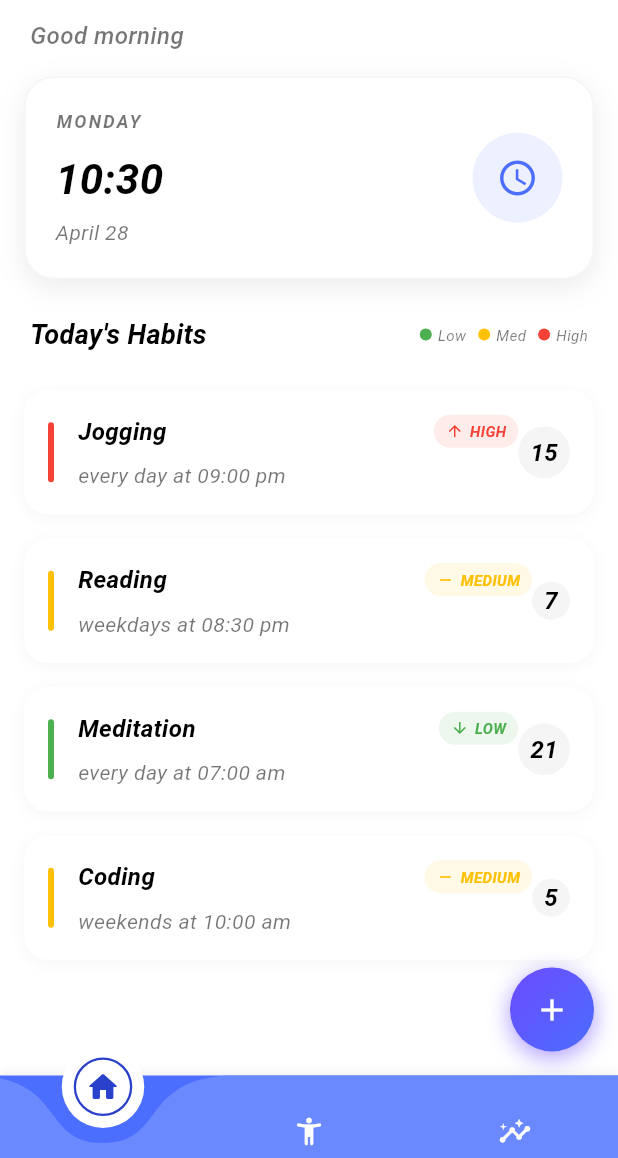
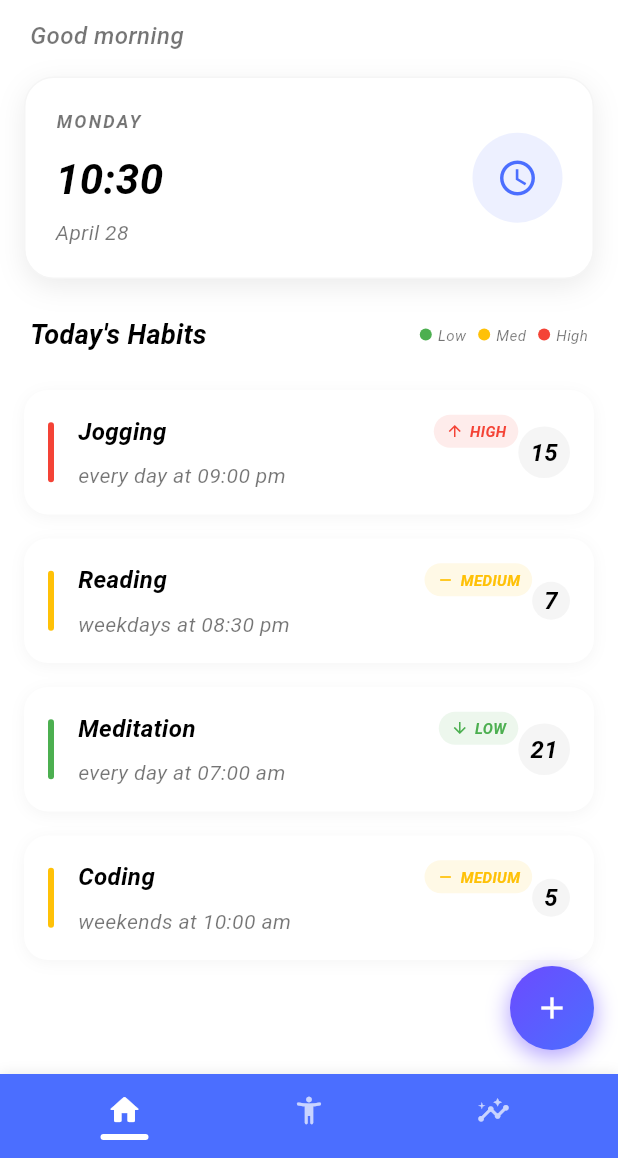
Before and after one commit to nabilrn/Momentum, a Flutter app: the screen it shows after launch, after a tap on "CONTINUE WITH GOOGLE", on a phone screen of 412 x 824 dp, the part 78-1236 px from its top. Run offline on Flutter 3.47's test engine with Material 3 defaults, Android fonts, the light colour scheme and no system bars; drawn by our look-alikes of curved_navigation_bar; our stand-ins replace page_transition.

Commit message:
Update bottom_navigation.dart

```diff
--- a/lib/presentation/widgets/bottom_navigation.dart
+++ b/lib/presentation/widgets/bottom_navigation.dart
@@ -1,11 +1,12 @@
 import 'package:flutter/material.dart';
-import 'package:curved_navigation_bar/curved_navigation_bar.dart';
 import 'package:momentum/core/theme/app_theme.dart';
 import '../services/navigation_service.dart';
+
 
 class BottomNavigation extends StatelessWidget {
  final int currentIndex;
  final Function(int) onTap;
+
 
  const BottomNavigation({
    super.key,
@@ -13,11 +14,12 @@ class BottomNavigation extends StatelessWidget {
    required this.onTap,
  });
 
+
  @override
  Widget build(BuildContext context) {
    final bool isDarkMode = AppTheme.isDarkMode(context);
    final primaryColor = const Color(0xFF4B6EFF);
-    final lightBlue = const Color(0xFF6B89FF);
+
 
    return Container(
      decoration: BoxDecoration(
@@ -30,20 +32,28 @@ class BottomNavigation extends StatelessWidget {
          ),
        ],
      ),
-      child: CurvedNavigationBar(
-        index: currentIndex,
-        height: 55.0, // Reduced height
-        items: [
-          _buildNavItem(Icons.home_rounded, 0, currentIndex, isDarkMode),
-          _buildNavItem(Icons.accessibility_new_rounded, 1, currentIndex, isDarkMode),
-          _buildNavItem(Icons.insights_rounded, 2, currentIndex, isDarkMode),
+     child: SafeArea(
+       top: false,
+       child: Row(
+         mainAxisAlignment: MainAxisAlignment.spaceEvenly,
+         children: [
+           _buildNavItem(context, Icons.home_rounded, 0, 'Home'),
+           _buildNavItem(context, Icons.accessibility_new_rounded, 1, 'Habits'),
+           _buildNavItem(context, Icons.insights_rounded, 2, 'Overview'),
          ],
-        color: isDarkMode ? const Color(0xFF252836) : lightBlue,
-        buttonBackgroundColor: isDarkMode ? primaryColor : Colors.white,
-        backgroundColor: Colors.transparent,
-        animationCurve: Curves.easeOutQuart,
-        animationDuration: const Duration(milliseconds: 300),
-        onTap: (index) {
+       ),
+     ),
+   );
+ }
+
+
+ Widget _buildNavItem(BuildContext context, IconData icon, int index, String label) {
+   final bool isDarkMode = AppTheme.isDarkMode(context);
+   final bool isSelected = index == currentIndex;
+
+
+   return InkWell(
+     onTap: () {
        onTap(index);
        switch (index) {
          case 0: NavigationService.navigateTo(context, '/home'); break;
@@ -51,28 +61,31 @@ class BottomNavigation extends StatelessWidget {
          case 2: NavigationService.navigateTo(context, '/overview'); break;
        }
      },
+     child: Container(
+       padding: const EdgeInsets.symmetric(vertical: 12, horizontal: 24),
+       child: Column(
+         mainAxisSize: MainAxisSize.min,
+         children: [
+           Icon(
+             icon,
+             size: isSelected ? 24 : 22,
+             color: isSelected
+                 ? (isDarkMode ? Colors.white : Colors.white)
+                 : (isDarkMode ? Colors.white70 : Colors.white.withOpacity(0.7)),
            ),
-    );
-  }
-
-  Widget _buildNavItem(IconData icon, int index, int currentIndex, bool isDarkMode) {
-    final bool isSelected = index == currentIndex;
-    final darkBlue = const Color(0xFF2A41CC);
-
-    return Container(
-      padding: const EdgeInsets.all(6), // Reduced padding
-      decoration: BoxDecoration(
-        shape: BoxShape.circle,
-        border: isSelected && !isDarkMode
-            ? Border.all(color: darkBlue, width: 1.5) // Thinner border
+           const SizedBox(height: 4),
+           Container(
+             width: 32,
+             height: 4,
+             decoration: isSelected
+                 ? BoxDecoration(
+               color: isDarkMode ? Colors.white : Colors.white,
+               borderRadius: BorderRadius.circular(2),
+             )
                  : null,
            ),
-      child: Icon(
-        icon,
-        size: isSelected ? 24 : 22, // Reduced icon sizes
-        color: isSelected
-            ? (isDarkMode ? Colors.white : darkBlue)
-            : (isDarkMode ? Colors.white70 : Colors.white),
+         ],
+       ),
      ),
    );
  }
```
Lines whose indentation alone changed are shown as unchanged.
